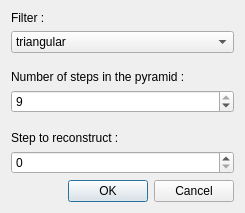
The window that app/Operations/InversePyramidDialog.ui (eiimage/eiimage) describes before a commit, drawn with Qt 5.
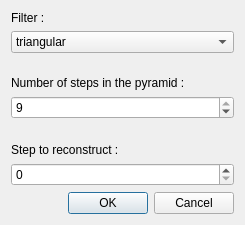
The same window after the commit.

Diff of the .ui file:
```diff
--- a/app/Operations/InversePyramidDialog.ui
+++ b/app/Operations/InversePyramidDialog.ui
@@ -7,7 +7,7 @@
     <x>0</x>
     <y>0</y>
     <width>245</width>
-    <height>213</height>
+    <height>225</height>
    </rect>
   </property>
   <property name="windowTitle">
```
Left out of the diff: 2 changed lines with no effect on the pictures.
